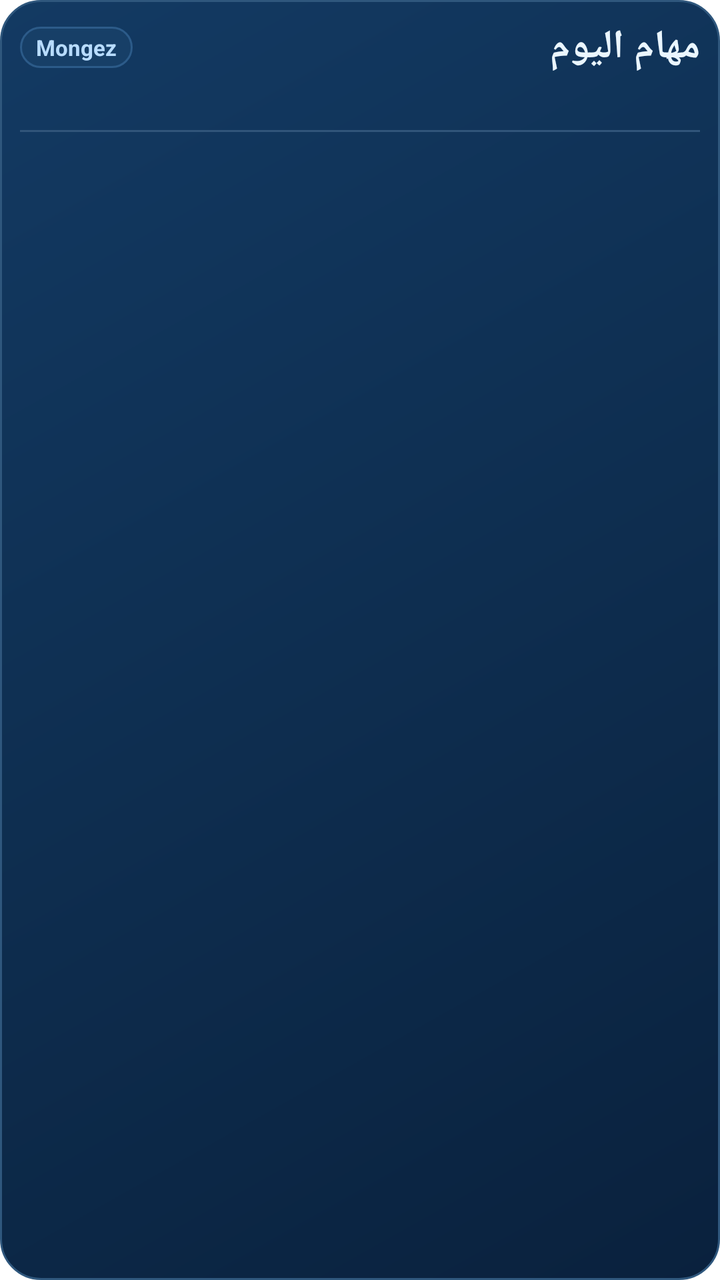
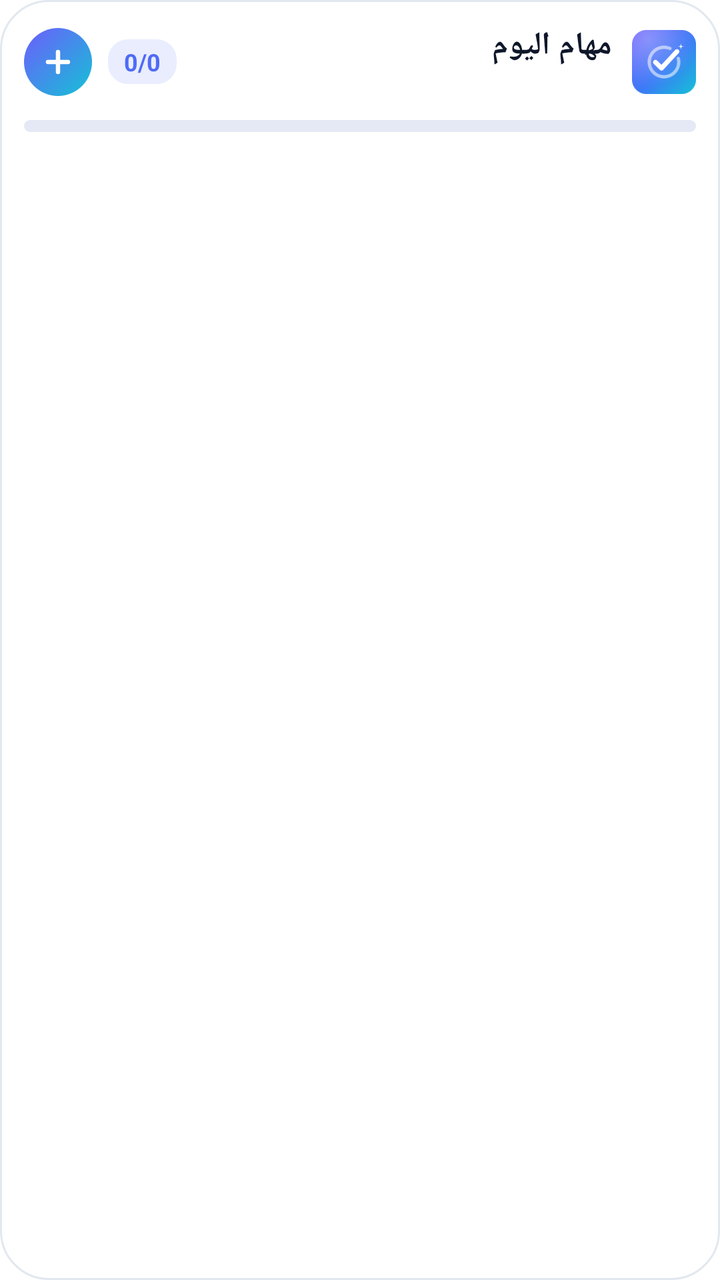

The first picture is an Android layout as it rendered before a commit; the second is the same layout after the commit. The layout source and the unified diff follow.
<!-- AndroidManifest.xml: fallback theme Theme.MaterialComponents.DayNight.NoActionBar -->
<!-- res/layout/mongez_widget.xml -->
<?xml version="1.0" encoding="utf-8"?>
<LinearLayout xmlns:android="http://schemas.android.com/apk/res/android"
    android:id="@+id/widget_root"
    android:layout_width="match_parent"
    android:layout_height="match_parent"
    android:layout_margin="6dp"
    android:layoutDirection="rtl"
    android:background="@drawable/widget_background"
    android:orientation="vertical"
    android:padding="10dp">

    <LinearLayout
        android:layout_width="match_parent"
        android:layout_height="wrap_content"
        android:gravity="center_vertical"
        android:orientation="horizontal">

        <TextView
            android:id="@+id/widget_title"
            android:layout_width="0dp"
            android:layout_height="wrap_content"
            android:layout_weight="1"
            android:text="مهام اليوم"
            android:textColor="#EAF6FF"
            android:textDirection="rtl"
            android:textSize="20sp"
            android:textStyle="bold" />

        <TextView
            android:id="@+id/widget_brand"
            android:layout_width="wrap_content"
            android:layout_height="wrap_content"
            android:background="@drawable/widget_task_row_bg"
            android:paddingLeft="8dp"
            android:paddingTop="3dp"
            android:paddingRight="8dp"
            android:paddingBottom="3dp"
            android:text="Mongez"
            android:textColor="#B8DCFF"
            android:textSize="11sp"
            android:textStyle="bold" />
    </LinearLayout>

    <TextView
        android:id="@+id/widget_subtitle"
        android:layout_width="match_parent"
        android:layout_height="wrap_content"
        android:layout_marginTop="2dp"
        android:text=""
        android:textColor="#AFCDE8"
        android:textDirection="rtl"
        android:textSize="13sp" />

    <TextView
        android:layout_width="match_parent"
        android:layout_height="1dp"
        android:layout_marginTop="8dp"
        android:background="#31557A"
        android:text="" />

    <ListView
        android:id="@+id/widget_task_list"
        android:layout_width="match_parent"
        android:layout_height="0dp"
        android:layout_weight="1"
        android:layout_marginTop="8dp"
        android:divider="@android:color/transparent"
        android:dividerHeight="6dp"
        android:scrollbars="vertical" />

    <TextView
        android:id="@+id/widget_empty"
        android:layout_width="match_parent"
        android:layout_height="wrap_content"
        android:layout_marginTop="10dp"
        android:gravity="center"
        android:text="لا توجد مهام لليوم"
        android:textColor="#B6D4EE"
        android:textDirection="rtl"
        android:textSize="15sp"
        android:textStyle="bold"
        android:visibility="gone" />
</LinearLayout>
<!-- resources referenced by this layout -->
<resources>
  <!-- drawable widget_background (drawable) -->
  ﻿<?xml version="1.0" encoding="utf-8"?>
  <shape xmlns:android="http://schemas.android.com/apk/res/android" android:shape="rectangle">
      <corners android:radius="20dp" />
      <gradient
          android:angle="315"
          android:startColor="#133A63"
          android:centerColor="#0E2E50"
          android:endColor="#0A213D" />
      <stroke
          android:width="1dp"
          android:color="#2F577D" />
  </shape>
  <!-- drawable widget_task_row_bg (drawable) -->
  <?xml version="1.0" encoding="utf-8"?>
  <shape xmlns:android="http://schemas.android.com/apk/res/android" android:shape="rectangle">
      <corners android:radius="12dp" />
      <solid android:color="#173F67" />
      <stroke
          android:width="1dp"
          android:color="#2C5B89" />
  </shape>
</resources>

<!-- the commit's change to res/layout/mongez_widget.xml (unified diff, before → after) -->
@@ -3,81 +3,120 @@
     android:id="@+id/widget_root"
     android:layout_width="match_parent"
     android:layout_height="match_parent"
-    android:layout_margin="6dp"
+    android:background="@drawable/widget_background"
     android:layoutDirection="rtl"
-    android:background="@drawable/widget_background"
     android:orientation="vertical"
-    android:padding="10dp">
+    android:padding="12dp">
 
     <LinearLayout
+        android:id="@+id/widget_header"
         android:layout_width="match_parent"
         android:layout_height="wrap_content"
         android:gravity="center_vertical"
         android:orientation="horizontal">
 
-        <TextView
-            android:id="@+id/widget_title"
+        <ImageView
+            android:id="@+id/widget_brand"
+            android:layout_width="32dp"
+            android:layout_height="32dp"
+            android:contentDescription="@string/app_name"
+            android:src="@drawable/widget_logo" />
+
+        <LinearLayout
             android:layout_width="0dp"
             android:layout_height="wrap_content"
+            android:layout_marginStart="10dp"
             android:layout_weight="1"
-            android:text="مهام اليوم"
-            android:textColor="#EAF6FF"
-            android:textDirection="rtl"
-            android:textSize="20sp"
+            android:orientation="vertical">
+
+            <TextView
+                android:id="@+id/widget_title"
+                android:layout_width="match_parent"
+                android:layout_height="wrap_content"
+                android:maxLines="1"
+                android:text="مهام اليوم"
+                android:textColor="@color/widget_text"
+                android:textDirection="rtl"
+                android:textSize="16sp"
+                android:textStyle="bold" />
+
+            <TextView
+                android:id="@+id/widget_subtitle"
+                android:layout_width="match_parent"
+                android:layout_height="wrap_content"
+                android:ellipsize="end"
+                android:maxLines="1"
+                android:text=""
+                android:textColor="@color/widget_muted"
+                android:textDirection="rtl"
+                android:textSize="12sp" />
+        </LinearLayout>
+
+        <TextView
+            android:id="@+id/widget_counter"
+            android:layout_width="wrap_content"
+            android:layout_height="wrap_content"
+            android:layout_marginEnd="8dp"
+            android:background="@drawable/widget_pill_bg"
+            android:paddingStart="8dp"
+            android:paddingTop="3dp"
+            android:paddingEnd="8dp"
+            android:paddingBottom="3dp"
+            android:text="0/0"
+            android:textColor="@color/brand"
+            android:textSize="12sp"
             android:textStyle="bold" />
 
-        <TextView
-            android:id="@+id/widget_brand"
-            android:layout_width="wrap_content"
-            android:layout_height="wrap_content"
-            android:background="@drawable/widget_task_row_bg"
-            android:paddingLeft="8dp"
-            android:paddingTop="3dp"
-            android:paddingRight="8dp"
-            android:paddingBottom="3dp"
-            android:text="Mongez"
-            android:textColor="#B8DCFF"
-            android:textSize="11sp"
-            android:textStyle="bold" />
+        <FrameLayout
+            android:id="@+id/widget_add"
+            android:layout_width="34dp"
+            android:layout_height="34dp"
+            android:background="@drawable/widget_add_bg"
+            android:contentDescription="إضافة مهمة">
+
+            <ImageView
+                android:layout_width="20dp"
+                android:layout_height="20dp"
+                android:layout_gravity="center"
+                android:importantForAccessibility="no"
+                android:src="@drawable/ic_widget_add" />
+        </FrameLayout>
     </LinearLayout>
 
-    <TextView
-        android:id="@+id/widget_subtitle"
+    <ProgressBar
+        android:id="@+id/widget_progress"
+        style="@android:style/Widget.ProgressBar.Horizontal"
         android:layout_width="match_parent"
-        android:layout_height="wrap_content"
-        android:layout_marginTop="2dp"
-        android:text=""
-        android:textColor="#AFCDE8"
-        android:textDirection="rtl"
-        android:textSize="13sp" />
+        android:layout_height="6dp"
+        android:layout_marginTop="10dp"
+        android:max="100"
+        android:progress="0"
+        android:progressDrawable="@drawable/widget_progress" />
 
-    <TextView
-        android:layout_width="match_parent"
-        android:layout_height="1dp"
-        android:layout_marginTop="8dp"
-        android:background="#31557A"
-        android:text="" />
-
-    <ListView
-        android:id="@+id/widget_task_list"
+    <FrameLayout
         android:layout_width="match_parent"
         android:layout_height="0dp"
-        android:layout_weight="1"
-        android:layout_marginTop="8dp"
-        android:divider="@android:color/transparent"
-        android:dividerHeight="6dp"
-        android:scrollbars="vertical" />
+        android:layout_marginTop="10dp"
+        android:layout_weight="1">
 
-    <TextView
-        android:id="@+id/widget_empty"
-        android:layout_width="match_parent"
-        android:layout_height="wrap_content"
-        android:layout_marginTop="10dp"
-        android:gravity="center"
-        android:text="لا توجد مهام لليوم"
-        android:textColor="#B6D4EE"
-        android:textDirection="rtl"
-        android:textSize="15sp"
-        android:textStyle="bold"
-        android:visibility="gone" />
+        <ListView
+            android:id="@+id/widget_task_list"
+            android:layout_width="match_parent"
+            android:layout_height="match_parent"
+            android:divider="@android:color/transparent"
+            android:dividerHeight="6dp"
+            android:scrollbars="none" />
+
+        <TextView
+            android:id="@+id/widget_empty"
+            android:layout_width="match_parent"
+            android:layout_height="match_parent"
+            android:gravity="center"
+            android:text="لا مهام لليوم — اضغط + لإضافة مهمة"
+            android:textColor="@color/widget_muted"
+            android:textDirection="rtl"
+            android:textSize="14sp"
+            android:textStyle="bold"
+            android:visibility="gone" />
+    </FrameLayout>
 </LinearLayout>
<!-- resource entries referenced after the edit -->
@@ -1,26 +1,52 @@
 <!-- resources referenced by this layout -->
 <resources>
+  <color name="brand">#4F6BF6</color>
+  <color name="widget_muted">#64748B</color>
+  <color name="widget_text">#0F172A</color>
+  <!-- drawable ic_widget_add (drawable) -->
+  <vector xmlns:android="http://schemas.android.com/apk/res/android"
+      android:width="24dp" android:height="24dp" android:viewportWidth="24" android:viewportHeight="24">
+      <path android:fillColor="#00000000" android:strokeColor="#FFFFFF" android:strokeWidth="2.6"
+          android:strokeLineCap="round" android:pathData="M12,6L12,18M6,12L18,12" />
+  </vector>
+  <!-- drawable widget_add_bg (drawable) -->
+  <?xml version="1.0" encoding="utf-8"?>
+  <shape xmlns:android="http://schemas.android.com/apk/res/android" android:shape="oval">
+      <gradient android:angle="315" android:startColor="@color/brand_start" android:endColor="@color/brand_end" />
+  </shape>
   <!-- drawable widget_background (drawable) -->
-  ﻿<?xml version="1.0" encoding="utf-8"?>
-  <shape xmlns:android="http://schemas.android.com/apk/res/android" android:shape="rectangle">
-      <corners android:radius="20dp" />
-      <gradient
-          android:angle="315"
-          android:startColor="#133A63"
-          android:centerColor="#0E2E50"
-          android:endColor="#0A213D" />
-      <stroke
-          android:width="1dp"
-          android:color="#2F577D" />
-  </shape>
-  <!-- drawable widget_task_row_bg (drawable) -->
   <?xml version="1.0" encoding="utf-8"?>
   <shape xmlns:android="http://schemas.android.com/apk/res/android" android:shape="rectangle">
-      <corners android:radius="12dp" />
-      <solid android:color="#173F67" />
-      <stroke
-          android:width="1dp"
-          android:color="#2C5B89" />
+      <corners android:radius="24dp" />
+      <solid android:color="@color/widget_bg" />
+      <stroke android:width="1dp" android:color="@color/widget_stroke" />
   </shape>
+  <!-- drawable widget_logo: png bitmap (drawable-nodpi, 70816 bytes) -->
+  <!-- drawable widget_pill_bg (drawable) -->
+  <?xml version="1.0" encoding="utf-8"?>
+  <shape xmlns:android="http://schemas.android.com/apk/res/android" android:shape="rectangle">
+      <corners android:radius="10dp" />
+      <solid android:color="#1F4F6BF6" />
+  </shape>
+  <!-- drawable widget_progress (drawable) -->
+  <?xml version="1.0" encoding="utf-8"?>
+  <layer-list xmlns:android="http://schemas.android.com/apk/res/android">
+      <item android:id="@android:id/background">
+          <shape><corners android:radius="4dp" /><solid android:color="@color/widget_track" /></shape>
+      </item>
+      <item android:id="@android:id/progress">
+          <clip>
+              <shape><corners android:radius="4dp" />
+                  <gradient android:angle="0" android:startColor="@color/brand_start" android:endColor="@color/brand_end" />
+              </shape>
+          </clip>
+      </item>
+  </layer-list>
+  <string name="app_name">Mongez</string>
+  <color name="brand_start">#6D5DFC</color>
+  <color name="brand_end">#14C2D6</color>
+  <color name="widget_bg">#FFFFFF</color>
+  <color name="widget_stroke">#E2E8F0</color>
+  <color name="widget_track">#E5E9F5</color>
 </resources>
 
